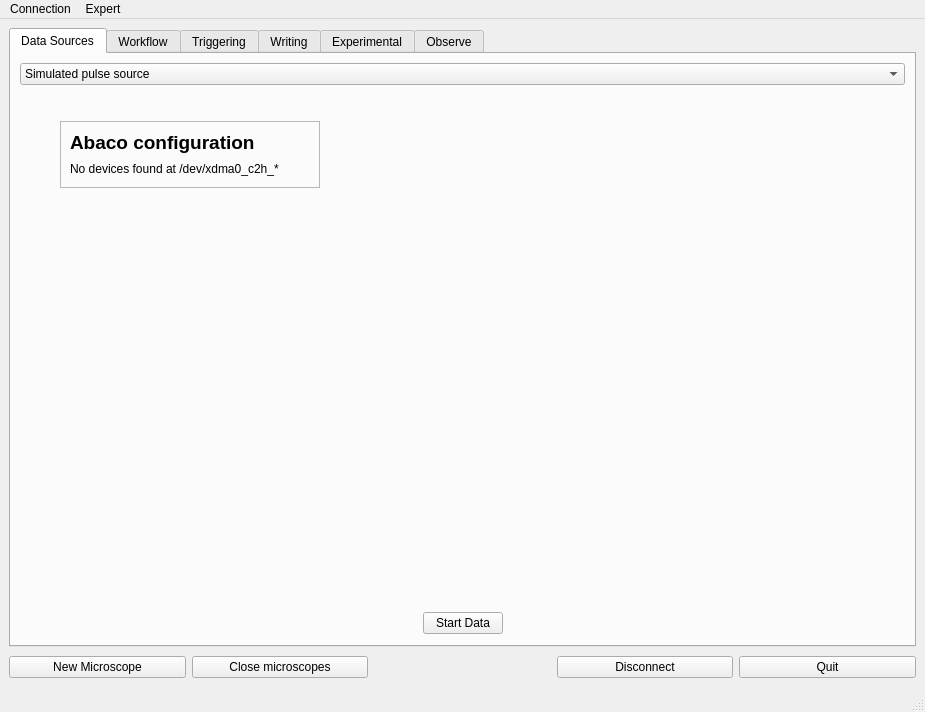
First picture: the form in dc.ui, repository usnistgov/dastardcommander, before the edit.
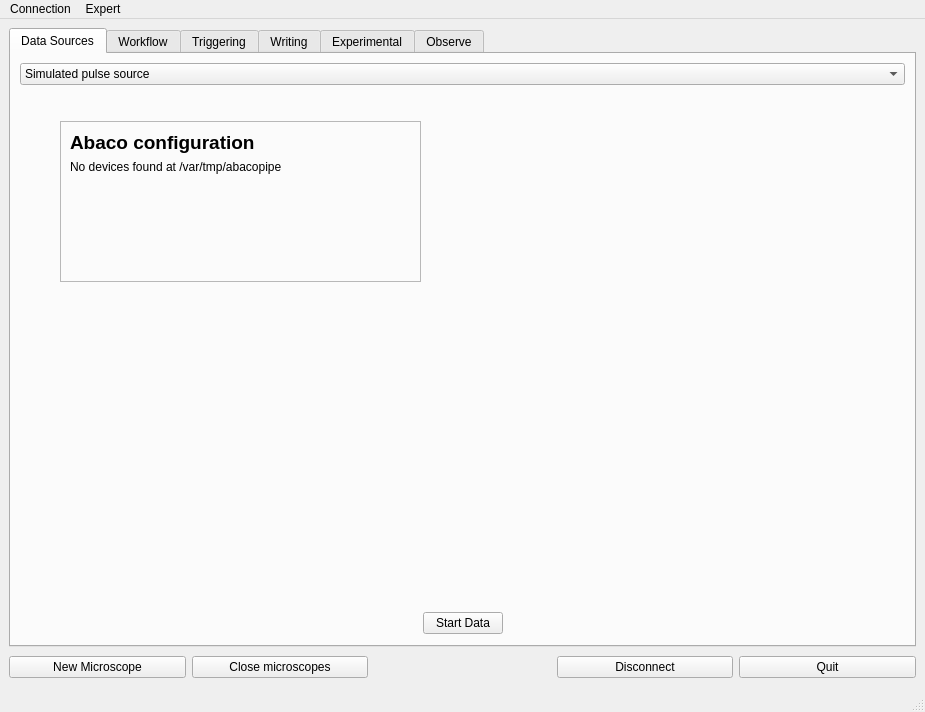
Second picture: the form after the edit. The open tabs and pages were chosen to show the change. Icons and pictures are not drawn.

Commit message: Add configuration of Abaco device(s)

The edit to the form file:
```diff
--- a/dc.ui
+++ b/dc.ui
@@ -594,8 +594,8 @@
              <rect>
               <x>40</x>
               <y>30</y>
-              <width>260</width>
-              <height>67</height>
+              <width>361</width>
+              <height>161</height>
              </rect>
             </property>
             <property name="frameShape">
@@ -626,10 +626,26 @@
              <item>
               <widget class="QLabel" name="label_23">
                <property name="text">
-                <string>No devices found at /dev/xdma0_c2h_*</string>
+                <string>No devices found at /var/tmp/abacopipe</string>
                </property>
               </widget>
              </item>
+             <item>
+              <layout class="QGridLayout" name="abacoChooserLayout"/>
+             </item>
+             <item>
+              <spacer name="verticalSpacer_3">
+               <property name="orientation">
+                <enum>Qt::Vertical</enum>
+               </property>
+               <property name="sizeHint" stdset="0">
+                <size>
+                 <width>20</width>
+                 <height>40</height>
+                </size>
+               </property>
+              </spacer>
+             </item>
             </layout>
            </widget>
           </widget>
```
Left out of the diff: 10 changed lines with no effect on the pictures. The commit also changes 1 other file.
